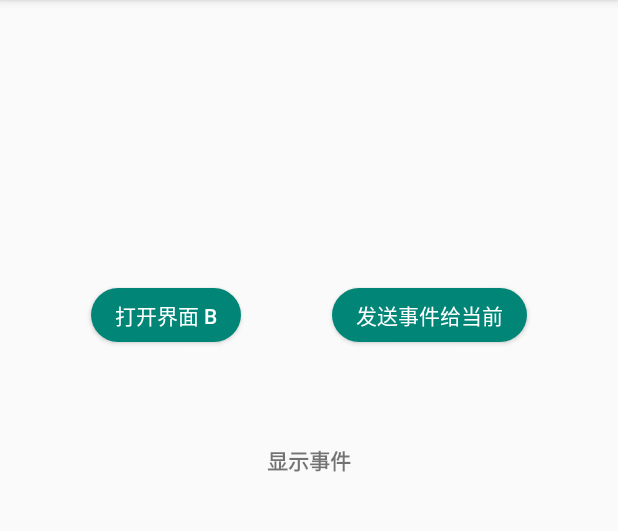
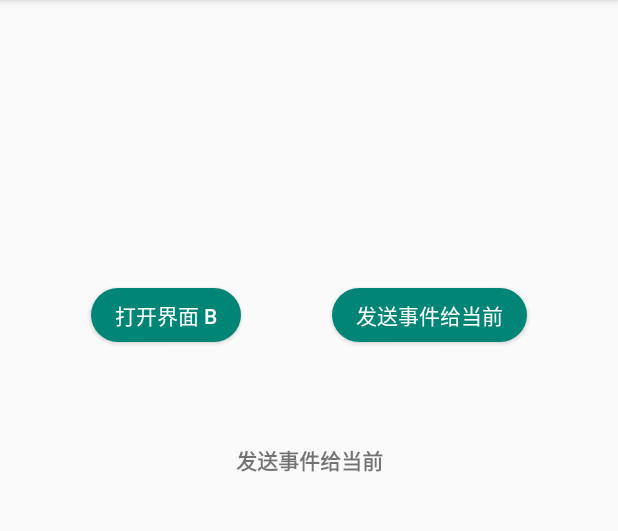
Before and after one commit to liangjingkanji/Channel, an Android app: the screen it shows after launch (MainActivity), after a tap on "发送事件给当前", on a phone screen of 412 x 824 dp, the part 84-615 px from its top. Run offline under Robolectric (Android 15) with nearby library versions, the light colour scheme and no system bars.

Commit message:
更新readme

```diff
--- a/app/src/main/java/com/drake/channel/exmple/MainActivity.kt
+++ b/app/src/main/java/com/drake/channel/exmple/MainActivity.kt
@@ -19,7 +19,6 @@ package com.drake.channel.exmple
 import android.content.Intent
 import android.os.Bundle
 import androidx.appcompat.app.AppCompatActivity
-import androidx.lifecycle.Lifecycle
 import com.drake.channel.receiveEvent
 import com.drake.channel.sendEvent
 import kotlinx.android.synthetic.main.activity_main.*
@@ -31,7 +30,7 @@ class MainActivity : AppCompatActivity() {
         setContentView(R.layout.activity_main)
 
         // 接收事件
-        receiveEvent<String>(lifecycleEvent = Lifecycle.Event.ON_PAUSE) {
+        receiveEvent<String> {
             tv_event.text = it
         }
 
```
Also changed, not shown: 1 other file.
